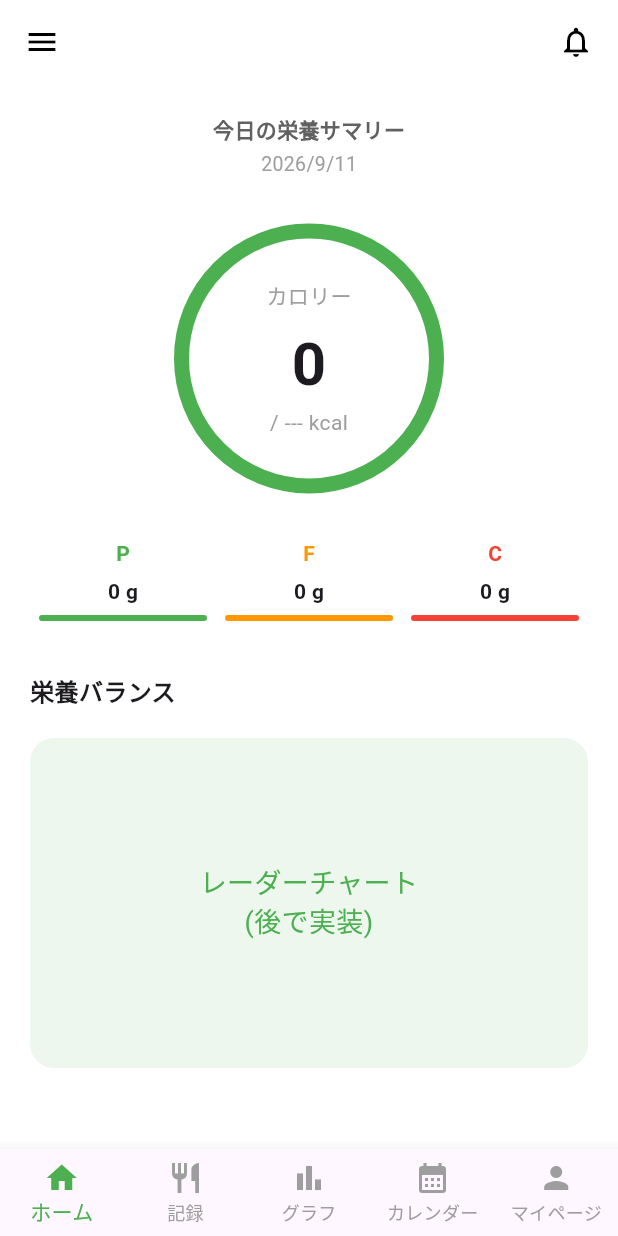
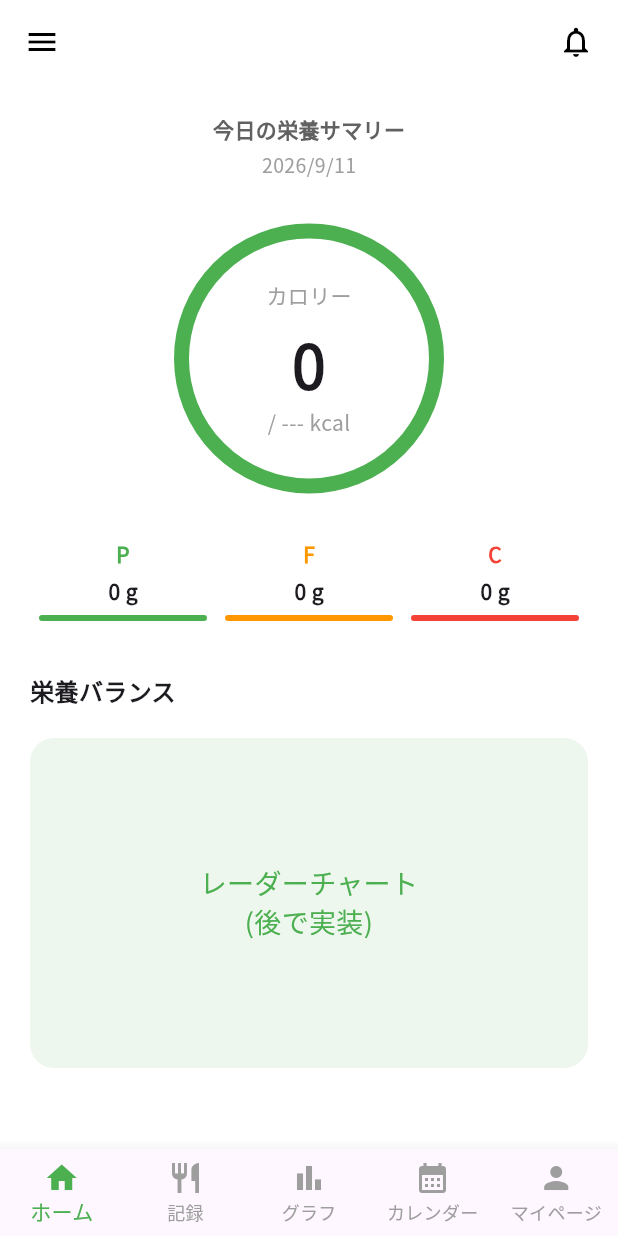
Before and after one commit to otya-0824/1600man, a Flutter app: the screen it shows after launch, on a phone screen of 412 x 824 dp. Run offline on Flutter 3.47's test engine with Material 3 defaults, Android fonts, the phone set to English and light mode, and no system bars; our stand-ins replace cloud_firestore, firebase_auth, firebase_core, shared_preferences; accounts and stored records are empty; network calls fail.

Commit message:
日本語フォント(Noto Sans JP)を同梱し豆腐表示を解消
- assets/fonts/NotoSansJP-VF.ttf を追加(Google Fonts, OFL)
- pubspec.yaml に fonts: NotoSansJP を登録
- main.dart の ThemeData に fontFamily: 'NotoSansJP' を設定
- Web(CanvasKit)の CDN 取得漏れによる一部漢字の豆腐(□)表示を根本解消

Co-Authored-By: Claude Opus 4.8 <noreply@anthropic.com>
Claude-Session: https://claude.ai/code/session_01CsV29fgAERSco4KnW9jJQw

```diff
--- a/lib/main.dart
+++ b/lib/main.dart
@@ -21,6 +21,8 @@ class MyApp extends StatelessWidget {
   Widget build(BuildContext context) {
     return MaterialApp(
       debugShowCheckedModeBanner: false,
+      // 日本語フォントを同梱して既定に設定（Web で CDN 取得漏れによる豆腐表示を防ぐ）
+      theme: ThemeData(fontFamily: 'NotoSansJP'),
       home: const RoudoScreen(),
     );
   }
--- a/pubspec.yaml
+++ b/pubspec.yaml
@@ -95,3 +95,8 @@ flutter:
 
   assets:
     - assets/food_database.json
+
+  fonts:
+    - family: NotoSansJP
+      fonts:
+        - asset: assets/fonts/NotoSansJP-VF.ttf
```
Also changed, not shown: 2 other files.
